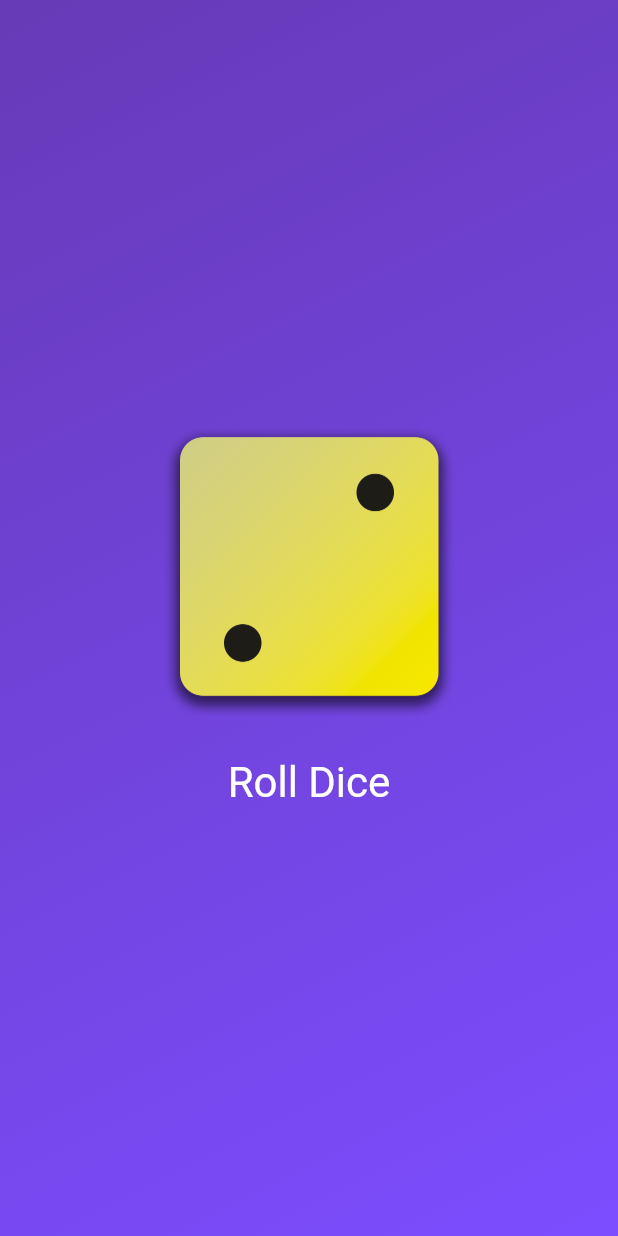
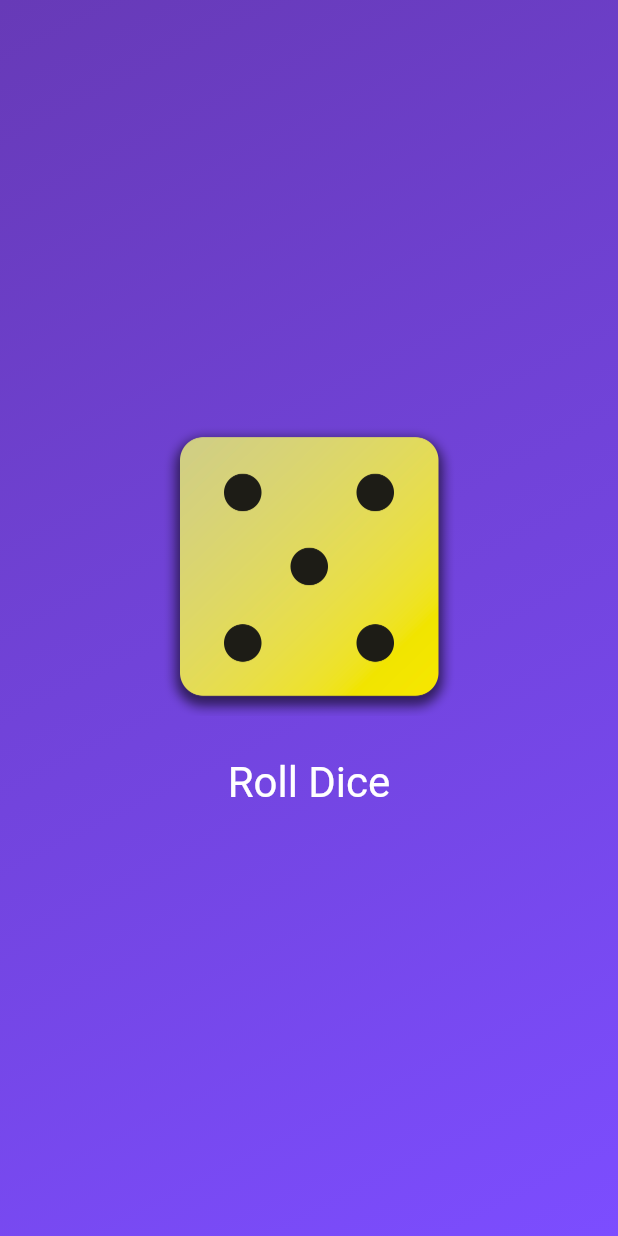
Before and after one commit to faisalwafa/flutterapp, a Flutter app: the screen it shows after launch, after a tap on "Roll Dice", on a phone screen of 412 x 824 dp. Run offline on Flutter 3.47's test engine with Material 3 defaults, Android fonts, the phone set to English and light mode, and no system bars.

Commit message:
completed first session

```diff
--- /dev/null
+++ b/lib/dice_roller.dart
@@ -0,0 +1,47 @@
+import 'dart:math';
+
+import 'package:flutter/material.dart';
+
+final randomizer = Random();
+
+class DiceRoller extends StatefulWidget {
+  const DiceRoller({super.key});
+
+  @override
+  State<DiceRoller> createState() {
+    return _DiceRollerState();
+  }
+}
+
+class _DiceRollerState extends State<DiceRoller> {
+  var currentDiceRoll = 2;
+
+  void rollDice() {
+    setState(() {
+      currentDiceRoll = randomizer.nextInt(6) + 1;
+    });
+  }
+
+  @override
+  Widget build(BuildContext context) {
+    return Column(
+      mainAxisSize: MainAxisSize.min,
+      children: [
+        Image.asset(
+          'assets/images/dice-$currentDiceRoll.png',
+          width: 200,
+        ),
+        const SizedBox(
+          height: 20,
+        ),
+        TextButton(
+            onPressed: rollDice,
+            style: TextButton.styleFrom(
+                // padding: const EdgeInsets.only(top: 20),
+                foregroundColor: Colors.white,
+                textStyle: const TextStyle(fontSize: 28)),
+            child: Text('Roll Dice'))
+      ],
+    );
+  }
+}
--- a/lib/gradient_color.dart
+++ b/lib/gradient_color.dart
@@ -1,3 +1,4 @@
+import 'package:first_app/dice_roller.dart';
 import 'package:first_app/styled_text.dart';
 import 'package:flutter/material.dart';
 
@@ -7,9 +8,10 @@ const endAlignment = Alignment.bottomRight;
 class GradientContainer extends StatelessWidget {
   const GradientContainer(this.colors, {super.key});
 
+  // const GradientContainer.purple({super.key})
+  //     : colors = [Colors.deepPurple, Colors.deepPurpleAccent];
+
   final List<Color> colors;
-
-  void rollDice() {}
 
   @override
   Widget build(context) {
@@ -18,27 +20,7 @@ class GradientContainer extends StatelessWidget {
         gradient: LinearGradient(
             colors: colors, begin: startAlignment, end: endAlignment),
       ),
-      child: Center(
-        child: Column(
-          mainAxisSize: MainAxisSize.min,
-          children: [
-            Image.asset(
-              'assets/images/dice-2.png',
-              width: 200,
-            ),
-            const SizedBox(
-              height: 20,
-            ),
-            TextButton(
-                onPressed: rollDice,
-                style: TextButton.styleFrom(
-                    // padding: const EdgeInsets.only(top: 20),
-                    foregroundColor: Colors.white,
-                    textStyle: const TextStyle(fontSize: 28)),
-                child: Text('Roll Dice'))
-          ],
-        ),
-      ),
+      child: Center(child: DiceRoller()),
     );
   }
 }
--- a/lib/main.dart
+++ b/lib/main.dart
@@ -3,7 +3,7 @@ import 'package:flutter/material.dart';
 
 void main() {
   runApp(
-    MaterialApp(
+    const MaterialApp(
       home: Scaffold(
           body:
               GradientContainer([Colors.deepPurple, Colors.deepPurpleAccent])),
```
